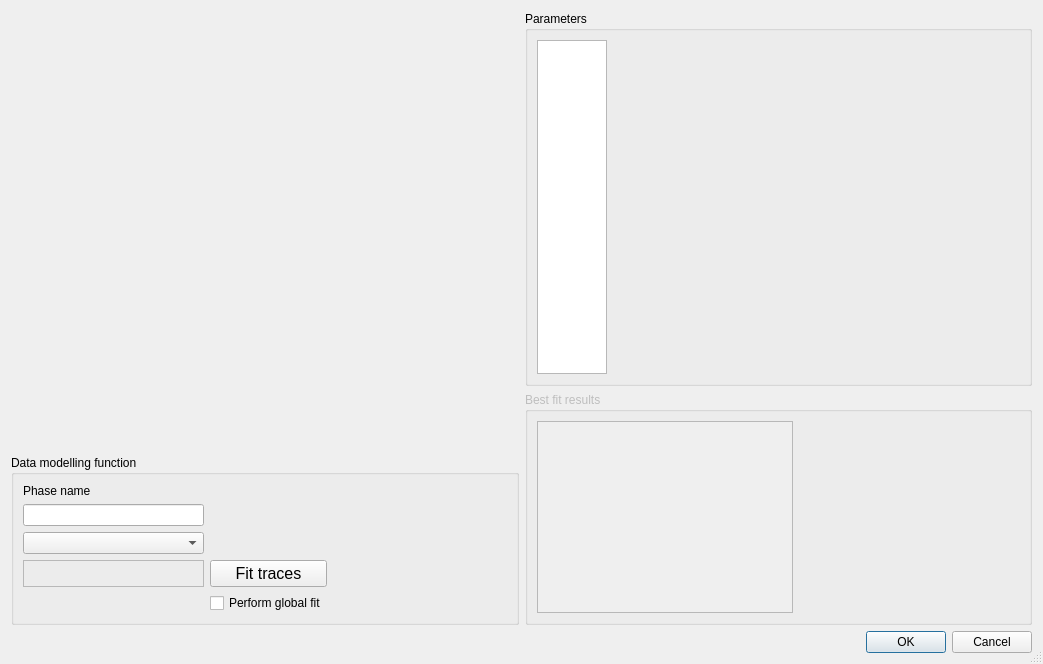
ubenu/Blits, file Resources/UI/scrutinize_dialog.ui: the form before one commit.
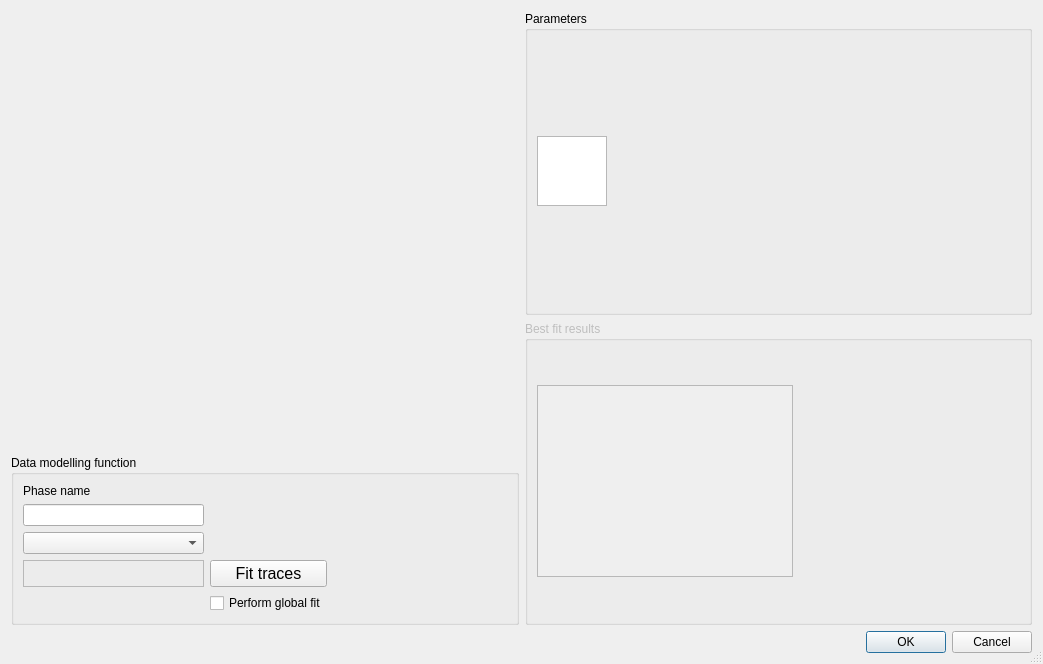
The form after the commit.

Diff of the .ui file:
```diff
--- a/Resources/UI/scrutinize_dialog.ui
+++ b/Resources/UI/scrutinize_dialog.ui
@@ -198,7 +198,7 @@
              <bool>true</bool>
             </property>
             <property name="sizePolicy">
-             <sizepolicy hsizetype="Maximum" vsizetype="MinimumExpanding">
+             <sizepolicy hsizetype="Maximum" vsizetype="Maximum">
               <horstretch>0</horstretch>
               <verstretch>0</verstretch>
              </sizepolicy>
```
